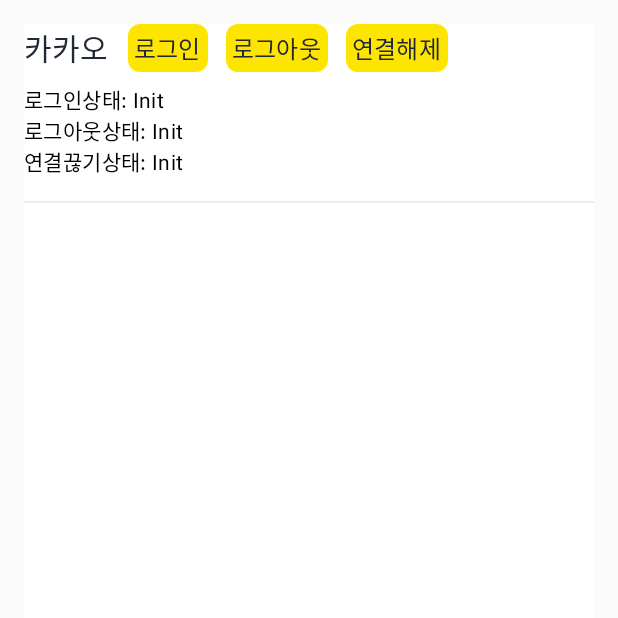
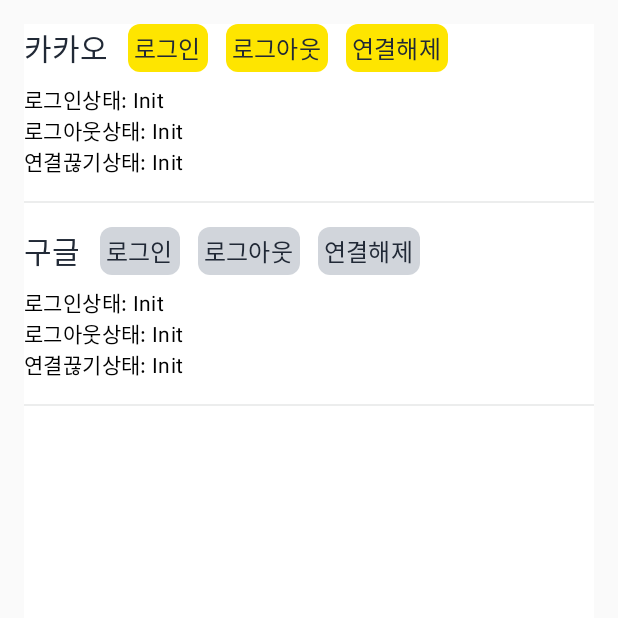
Before and after one commit to shindonghwi/android_fast_social_login, an Android app built with Jetpack Compose: the screen it shows after launch (MainActivity), on a phone screen of 412 x 824 dp, the top half of it. Run offline under Robolectric (Android 15) with nearby library versions, the phone set to English and light mode, and no system bars; libraries missing offline, so code that uses them is left out: com.kakao.sdk; 1 statement that could not run was skipped.

Commit message:
feat: 구글 로그인 뷰 추가

```diff
--- a/app/src/main/java/wolf/shin/simplesociallogin/MainActivity.kt
+++ b/app/src/main/java/wolf/shin/simplesociallogin/MainActivity.kt
@@ -3,12 +3,14 @@ package wolf.shin.simplesociallogin
 import android.os.Bundle
 import androidx.activity.ComponentActivity
 import androidx.activity.compose.setContent
+import androidx.compose.foundation.layout.Column
 import androidx.compose.foundation.layout.padding
 import androidx.compose.material.Scaffold
 import androidx.compose.ui.Modifier
 import androidx.compose.ui.unit.dp
 import androidx.lifecycle.viewmodel.compose.viewModel
 import wolf.shin.simple_social_login.SimpleSocialLoginSDK
+import wolf.shin.simplesociallogin.social_component.google.GoogleView
 import wolf.shin.simplesociallogin.social_component.kakao.KakaoView
 import wolf.shin.simplesociallogin.ui.theme.SimpleSocialLoginTheme
 
@@ -24,7 +26,11 @@ class MainActivity : ComponentActivity() {
                 }
 
                 Scaffold(modifier = Modifier.padding(all = 16.dp)) {
-                    KakaoView(socialLoginVM.simpleSocialLoginSDK)
+                    Column {
+                        KakaoView(socialLoginVM.simpleSocialLoginSDK)
+
+                        GoogleView(socialLoginVM.simpleSocialLoginSDK)
+                    }
                 }
 
 
--- /dev/null
+++ b/app/src/main/java/wolf/shin/simplesociallogin/social_component/google/GoogleView.kt
@@ -0,0 +1,180 @@
+package wolf.shin.simplesociallogin.social_component.google
+
+import androidx.compose.foundation.background
+import androidx.compose.foundation.clickable
+import androidx.compose.foundation.layout.Column
+import androidx.compose.foundation.layout.Row
+import androidx.compose.foundation.layout.fillMaxWidth
+import androidx.compose.foundation.layout.padding
+import androidx.compose.foundation.shape.RoundedCornerShape
+import androidx.compose.material.Divider
+import androidx.compose.material.MaterialTheme
+import androidx.compose.material.Text
+import androidx.compose.runtime.Composable
+import androidx.compose.runtime.collectAsState
+import androidx.compose.ui.Alignment
+import androidx.compose.ui.Modifier
+import androidx.compose.ui.draw.clip
+import androidx.compose.ui.graphics.Color
+import androidx.compose.ui.text.style.TextOverflow
+import androidx.compose.ui.unit.dp
+import kotlinx.coroutines.flow.StateFlow
+import wolf.shin.simple_social_login.SimpleSocialLoginSDK
+import wolf.shin.simple_social_login.model.LoginState
+import wolf.shin.simple_social_login.model.LogoutState
+import wolf.shin.simple_social_login.model.UnlinkState
+import wolf.shin.simplesociallogin.ui.theme.Gray300
+import wolf.shin.simplesociallogin.ui.theme.Gray800
+import wolf.shin.simplesociallogin.ui.theme.KakaoColor
+import wolf.shin.simplesociallogin.ui.theme.OutLine60
+
+@Composable
+fun GoogleView(simpleSocialLoginSDK: SimpleSocialLoginSDK.Builder) {
+
+    Column {
+        Row(
+            modifier = Modifier.fillMaxWidth(),
+            verticalAlignment = Alignment.CenterVertically
+        ) {
+            Text(text = "구글", style = MaterialTheme.typography.h6, color = Gray800)
+
+            Text(
+                modifier = Modifier
+                    .padding(start = 12.dp)
+                    .clip(RoundedCornerShape(8.dp))
+                    .background(Gray300)
+                    .clickable {
+                        simpleSocialLoginSDK.doGoogleLogin()
+                    }
+                    .padding(all = 4.dp),
+                text = "로그인",
+                style = MaterialTheme.typography.subtitle1,
+                color = Gray800
+            )
+
+            Text(
+                modifier = Modifier
+                    .padding(start = 12.dp)
+                    .clip(RoundedCornerShape(8.dp))
+                    .background(Gray300)
+                    .padding(all = 4.dp)
+                    .clickable {
+                        simpleSocialLoginSDK.doGoogleLogout()
+                    },
+                text = "로그아웃",
+                style = MaterialTheme.typography.subtitle1,
+                color = Gray800
+            )
+
+            Text(
+                modifier = Modifier
+                    .padding(start = 12.dp)
+                    .clip(RoundedCornerShape(8.dp))
+                    .background(Gray300)
+                    .padding(all = 4.dp)
+                    .clickable {
+                        simpleSocialLoginSDK.doGoogleUnlink()
+                    },
+                text = "연결해제",
+                style = MaterialTheme.typography.subtitle1,
+                color = Gray800
+            )
+
+        }
+
+
+        GoogleLoginStateView(simpleSocialLoginSDK.kakaoFlowData.loginFlow)
+        GoogleLogoutStateView(simpleSocialLoginSDK.kakaoFlowData.logoutFlow)
+        GoogleUnlinkStateView(simpleSocialLoginSDK.kakaoFlowData.unlinkFlow)
+
+        Divider(modifier = Modifier.fillMaxWidth().padding(vertical = 16.dp), color = OutLine60)
+    }
+}
+
+/** 구글 로그인 텍스트 상태 */
+@Composable
+private fun GoogleLoginStateView(loginStateFlow: StateFlow<LoginState<String>>) {
+    with(loginStateFlow.collectAsState().value) {
+        Text(
+            modifier = Modifier
+                .fillMaxWidth()
+                .padding(top = 8.dp),
+            text = "로그인상태: ${
+                when (this) {
+                    is LoginState.Loading -> {
+                        "Loading"
+                    }
+                    is LoginState.Success -> {
+                        "Success: ${this.token}"
+                    }
+                    is LoginState.Error -> {
+                        "Error: ${this.message}"
+                    }
+                    else -> {
+                        "Init"
+                    }
+                }
+            }",
+            style = MaterialTheme.typography.body2,
+            color = Color.Black,
+            overflow = TextOverflow.Ellipsis,
+            maxLines = 1
+        )
+    }
+}
+
+/** 구글 로그아웃 텍스트 상태 */
+@Composable
+private fun GoogleLogoutStateView(logoutStateFlow: StateFlow<LogoutState>) {
+    with(logoutStateFlow.collectAsState().value) {
+        Text(
+            modifier = Modifier.fillMaxWidth(),
+            text = "로그아웃상태: ${
+                when (this) {
+                    is LogoutState.Loading -> {
+                        "Loading"
+                    }
+                    is LogoutState.Success -> {
+                        "Success"
+                    }
+                    is LogoutState.Error -> {
+                        "Error: ${this.message}"
+                    }
+                    else -> {
+                        "Init"
+                    }
+                }
+            }",
+            style = MaterialTheme.typography.body2,
+            color = Color.Black
+        )
+    }
+}
+
+/** 구글 연결끊기 텍스트 상태 */
+@Composable
+private fun GoogleUnlinkStateView(unlinkStateFlow: StateFlow<UnlinkState>) {
+    with(unlinkStateFlow.collectAsState().value) {
+        Text(
+            modifier = Modifier.fillMaxWidth(),
+            text = "연결끊기상태: ${
+                when (this) {
+                    is UnlinkState.Loading -> {
+                        "Loading"
+                    }
+                    is UnlinkState.Success -> {
+                        "Success"
+                    }
+                    is UnlinkState.Error -> {
+                        "Error: ${this.message}"
+                    }
+                    else -> {
+                        "Init"
+                    }
+                }
+            }",
+            style = MaterialTheme.typography.body2,
+            color = Color.Black
+        )
+    }
+}
```
